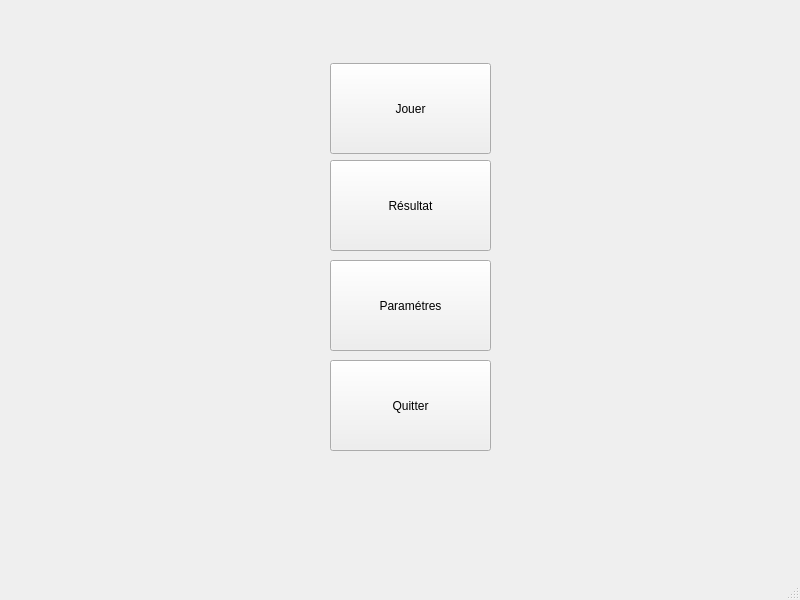
Before: the Qt Designer form puissance4.ui in mateo-suet/BASKET, drawn with Qt 5.
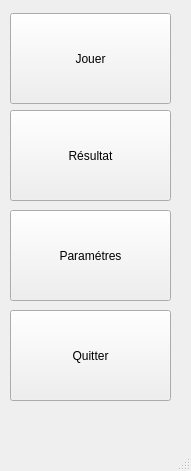
After: the same form once the commit is applied.

What changed in the file:
```diff
--- a/puissance4.ui
+++ b/puissance4.ui
@@ -6,8 +6,8 @@
    <rect>
     <x>0</x>
     <y>0</y>
-    <width>800</width>
-    <height>600</height>
+    <width>191</width>
+    <height>471</height>
    </rect>
   </property>
   <property name="windowTitle">
@@ -17,8 +17,8 @@
    <widget class="QPushButton" name="PlayPB">
     <property name="geometry">
      <rect>
-      <x>330</x>
-      <y>63</y>
+      <x>10</x>
+      <y>13</y>
       <width>161</width>
       <height>91</height>
      </rect>
@@ -30,8 +30,8 @@
    <widget class="QPushButton" name="ResultPB">
     <property name="geometry">
      <rect>
-      <x>330</x>
-      <y>160</y>
+      <x>10</x>
+      <y>110</y>
       <width>161</width>
       <height>91</height>
      </rect>
@@ -43,8 +43,8 @@
    <widget class="QPushButton" name="SettingsPB">
     <property name="geometry">
      <rect>
-      <x>330</x>
-      <y>260</y>
+      <x>10</x>
+      <y>210</y>
       <width>161</width>
       <height>91</height>
      </rect>
@@ -56,8 +56,8 @@
    <widget class="QPushButton" name="QuitPB">
     <property name="geometry">
      <rect>
-      <x>330</x>
-      <y>360</y>
+      <x>10</x>
+      <y>310</y>
       <width>161</width>
       <height>91</height>
      </rect>
```
Left out of the diff: 2 changed lines with no effect on the pictures.
